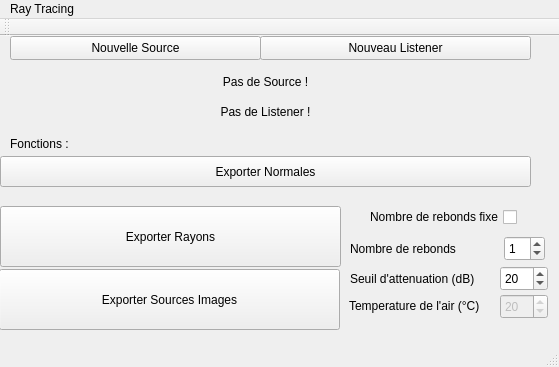
Qt form mainwindow.ui (DocGrobi/RayTracingCpp) before a commit.
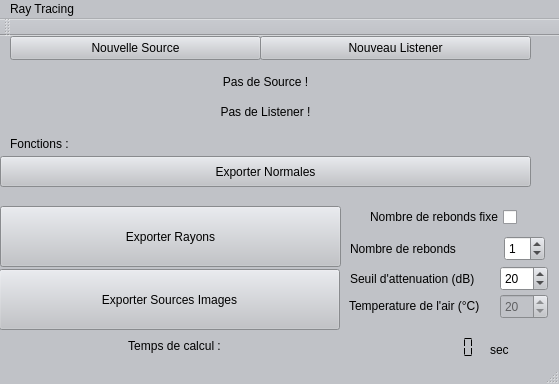
The same form after that commit.

Patch:
```diff
--- a/mainwindow.ui
+++ b/mainwindow.ui
@@ -7,9 +7,424 @@
     <x>0</x>
     <y>0</y>
     <width>559</width>
-    <height>367</height>
+    <height>384</height>
    </rect>
   </property>
+  <property name="palette">
+   <palette>
+    <active>
+     <colorrole role="WindowText">
+      <brush brushstyle="SolidPattern">
+       <color alpha="255">
+        <red>0</red>
+        <green>0</green>
+        <blue>0</blue>
+       </color>
+      </brush>
+     </colorrole>
+     <colorrole role="Button">
+      <brush brushstyle="SolidPattern">
+       <color alpha="255">
+        <red>192</red>
+        <green>194</green>
+        <blue>199</blue>
+       </color>
+      </brush>
+     </colorrole>
+     <colorrole role="Light">
+      <brush brushstyle="SolidPattern">
+       <color alpha="255">
+        <red>255</red>
+        <green>255</green>
+        <blue>255</blue>
+       </color>
+      </brush>
+     </colorrole>
+     <colorrole role="Midlight">
+      <brush brushstyle="SolidPattern">
+       <color alpha="255">
+        <red>223</red>
+        <green>224</green>
+        <blue>227</blue>
+       </color>
+      </brush>
+     </colorrole>
+     <colorrole role="Dark">
+      <brush brushstyle="SolidPattern">
+       <color alpha="255">
+        <red>96</red>
+        <green>97</green>
+        <blue>99</blue>
+       </color>
+      </brush>
+     </colorrole>
+     <colorrole role="Mid">
+      <brush brushstyle="SolidPattern">
+       <color alpha="255">
+        <red>128</red>
+        <green>129</green>
+        <blue>132</blue>
+       </color>
+      </brush>
+     </colorrole>
+     <colorrole role="Text">
+      <brush brushstyle="SolidPattern">
+       <color alpha="255">
+        <red>0</red>
+        <green>0</green>
+        <blue>0</blue>
+       </color>
+      </brush>
+     </colorrole>
+     <colorrole role="BrightText">
+      <brush brushstyle="SolidPattern">
+       <color alpha="255">
+        <red>255</red>
+        <green>255</green>
+        <blue>255</blue>
+       </color>
+      </brush>
+     </colorrole>
+     <colorrole role="ButtonText">
+      <brush brushstyle="SolidPattern">
+       <color alpha="255">
+        <red>0</red>
+        <green>0</green>
+        <blue>0</blue>
+       </color>
+      </brush>
+     </colorrole>
+     <colorrole role="Base">
+      <brush brushstyle="SolidPattern">
+       <color alpha="255">
+        <red>255</red>
+        <green>255</green>
+        <blue>255</blue>
+       </color>
+      </brush>
+     </colorrole>
+     <colorrole role="Window">
+      <brush brushstyle="SolidPattern">
+       <color alpha="255">
+        <red>192</red>
+        <green>194</green>
+        <blue>199</blue>
+       </color>
+      </brush>
+     </colorrole>
+     <colorrole role="Shadow">
+      <brush brushstyle="SolidPattern">
+       <color alpha="255">
+        <red>0</red>
+        <green>0</green>
+        <blue>0</blue>
+       </color>
+      </brush>
+     </colorrole>
+     <colorrole role="AlternateBase">
+      <brush brushstyle="SolidPattern">
+       <color alpha="255">
+        <red>223</red>
+        <green>224</green>
+        <blue>227</blue>
+       </color>
+      </brush>
+     </colorrole>
+     <colorrole role="ToolTipBase">
+      <brush brushstyle="SolidPattern">
+       <color alpha="255">
+        <red>255</red>
+        <green>255</green>
+        <blue>220</blue>
+       </color>
+      </brush>
+     </colorrole>
+     <colorrole role="ToolTipText">
+      <brush brushstyle="SolidPattern">
+       <color alpha="255">
+        <red>0</red>
+        <green>0</green>
+        <blue>0</blue>
+       </color>
+      </brush>
+     </colorrole>
+    </active>
+    <inactive>
+     <colorrole role="WindowText">
+      <brush brushstyle="SolidPattern">
+       <color alpha="255">
+        <red>0</red>
+        <green>0</green>
+        <blue>0</blue>
+       </color>
+      </brush>
+     </colorrole>
+     <colorrole role="Button">
+      <brush brushstyle="SolidPattern">
+       <color alpha="255">
+        <red>192</red>
+        <green>194</green>
+        <blue>199</blue>
+       </color>
+      </brush>
+     </colorrole>
+     <colorrole role="Light">
+      <brush brushstyle="SolidPattern">
+       <color alpha="255">
+        <red>255</red>
+        <green>255</green>
+        <blue>255</blue>
+       </color>
+      </brush>
+     </colorrole>
+     <colorrole role="Midlight">
+      <brush brushstyle="SolidPattern">
+       <color alpha="255">
+        <red>223</red>
+        <green>224</green>
+        <blue>227</blue>
+       </color>
+      </brush>
+     </colorrole>
+     <colorrole role="Dark">
+      <brush brushstyle="SolidPattern">
+       <color alpha="255">
+        <red>96</red>
+        <green>97</green>
+        <blue>99</blue>
+       </color>
+      </brush>
+     </colorrole>
+     <colorrole role="Mid">
+      <brush brushstyle="SolidPattern">
+       <color alpha="255">
+        <red>128</red>
+        <green>129</green>
+        <blue>132</blue>
+       </color>
+      </brush>
+     </colorrole>
+     <colorrole role="Text">
+      <brush brushstyle="SolidPattern">
+       <color alpha="255">
+        <red>0</red>
+        <green>0</green>
+        <blue>0</blue>
+       </color>
+      </brush>
+     </colorrole>
+     <colorrole role="BrightText">
+      <brush brushstyle="SolidPattern">
+       <color alpha="255">
+        <red>255</red>
+        <green>255</green>
+        <blue>255</blue>
+       </color>
+      </brush>
+     </colorrole>
+     <colorrole role="ButtonText">
+      <brush brushstyle="SolidPattern">
+       <color alpha="255">
+        <red>0</red>
+        <green>0</green>
+        <blue>0</blue>
+       </color>
+      </brush>
+     </colorrole>
+     <colorrole role="Base">
+      <brush brushstyle="SolidPattern">
+       <color alpha="255">
+        <red>255</red>
+        <green>255</green>
+        <blue>255</blue>
+       </color>
+      </brush>
+     </colorrole>
+     <colorrole role="Window">
+      <brush brushstyle="SolidPattern">
+       <color alpha="255">
+        <red>192</red>
+        <green>194</green>
+        <blue>199</blue>
+       </color>
+      </brush>
+     </colorrole>
+     <colorrole role="Shadow">
+      <brush brushstyle="SolidPattern">
+       <color alpha="255">
+        <red>0</red>
+        <green>0</green>
+        <blue>0</blue>
+       </color>
+      </brush>
+     </colorrole>
+     <colorrole role="AlternateBase">
+      <brush brushstyle="SolidPattern">
+       <color alpha="255">
+        <red>223</red>
+        <green>224</green>
+        <blue>227</blue>
+       </color>
+      </brush>
+     </colorrole>
+     <colorrole role="ToolTipBase">
+      <brush brushstyle="SolidPattern">
+       <color alpha="255">
+        <red>255</red>
+        <green>255</green>
+        <blue>220</blue>
+       </color>
+      </brush>
+     </colorrole>
+     <colorrole role="ToolTipText">
+      <brush brushstyle="SolidPattern">
+       <color alpha="255">
+        <red>0</red>
+        <green>0</green>
+        <blue>0</blue>
+       </color>
+      </brush>
+     </colorrole>
+    </inactive>
+    <disabled>
+     <colorrole role="WindowText">
+      <brush brushstyle="SolidPattern">
+       <color alpha="255">
+        <red>96</red>
+        <green>97</green>
+        <blue>99</blue>
+       </color>
+      </brush>
+     </colorrole>
+     <colorrole role="Button">
+      <brush brushstyle="SolidPattern">
+       <color alpha="255">
+        <red>192</red>
+        <green>194</green>
+        <blue>199</blue>
+       </color>
+      </brush>
+     </colorrole>
+     <colorrole role="Light">
+      <brush brushstyle="SolidPattern">
+       <color alpha="255">
+        <red>255</red>
+        <green>255</green>
+        <blue>255</blue>
+       </color>
+      </brush>
+     </colorrole>
+     <colorrole role="Midlight">
+      <brush brushstyle="SolidPattern">
+       <color alpha="255">
+        <red>223</red>
+        <green>224</green>
+        <blue>227</blue>
+       </color>
+      </brush>
+     </colorrole>
+     <colorrole role="Dark">
+      <brush brushstyle="SolidPattern">
+       <color alpha="255">
+        <red>96</red>
+        <green>97</green>
+        <blue>99</blue>
+       </color>
+      </brush>
+     </colorrole>
+     <colorrole role="Mid">
+      <brush brushstyle="SolidPattern">
+       <color alpha="255">
+        <red>128</red>
+        <green>129</green>
+        <blue>132</blue>
+       </color>
+      </brush>
+     </colorrole>
+     <colorrole role="Text">
+      <brush brushstyle="SolidPattern">
+       <color alpha="255">
+        <red>96</red>
+        <green>97</green>
+        <blue>99</blue>
+       </color>
+      </brush>
+     </colorrole>
+     <colorrole role="BrightText">
+      <brush brushstyle="SolidPattern">
+       <color alpha="255">
+        <red>255</red>
+        <green>255</green>
+        <blue>255</blue>
+       </color>
+      </brush>
+     </colorrole>
+     <colorrole role="ButtonText">
+      <brush brushstyle="SolidPattern">
+       <color alpha="255">
+        <red>96</red>
+        <green>97</green>
+        <blue>99</blue>
+       </color>
+      </brush>
+     </colorrole>
+     <colorrole role="Base">
+      <brush brushstyle="SolidPattern">
+       <color alpha="255">
+        <red>192</red>
+        <green>194</green>
+        <blue>199</blue>
+       </color>
+      </brush>
+     </colorrole>
+     <colorrole role="Window">
+      <brush brushstyle="SolidPattern">
+       <color alpha="255">
+        <red>192</red>
+        <green>194</green>
+        <blue>199</blue>
+       </color>
+      </brush>
+     </colorrole>
+     <colorrole role="Shadow">
+      <brush brushstyle="SolidPattern">
+       <color alpha="255">
+        <red>0</red>
+        <green>0</green>
+        <blue>0</blue>
+       </color>
+      </brush>
+     </colorrole>
+     <colorrole role="AlternateBase">
+      <brush brushstyle="SolidPattern">
+       <color alpha="255">
+        <red>192</red>
+        <green>194</green>
+        <blue>199</blue>
+       </color>
+      </brush>
+     </colorrole>
+     <colorrole role="ToolTipBase">
+      <brush brushstyle="SolidPattern">
+       <color alpha="255">
+        <red>255</red>
+        <green>255</green>
+        <blue>220</blue>
+       </color>
+      </brush>
+     </colorrole>
+     <colorrole role="ToolTipText">
+      <brush brushstyle="SolidPattern">
+       <color alpha="255">
+        <red>0</red>
+        <green>0</green>
+        <blue>0</blue>
+       </color>
+      </brush>
+     </colorrole>
+    </disabled>
+   </palette>
+  </property>
   <property name="windowTitle">
    <string>Ray Tracing</string>
   </property>
@@ -278,6 +693,66 @@
      <string>Exporter Sources Images</string>
     </property>
    </widget>
+   <widget class="QLabel" name="label_tpsCalcul">
+    <property name="geometry">
+     <rect>
+      <x>9</x>
+      <y>300</y>
+      <width>331</width>
+      <height>20</height>
+     </rect>
+    </property>
+    <property name="text">
+     <string>Temps de calcul :</string>
+    </property>
+    <property name="alignment">
+     <set>Qt::AlignCenter</set>
+    </property>
+   </widget>
+   <widget class="QLCDNumber" name="lcd_timer">
+    <property name="geometry">
+     <rect>
+      <x>350</x>
+      <y>300</y>
+      <width>131</width>
+      <height>23</height>
+     </rect>
+    </property>
+    <property name="autoFillBackground">
+     <bool>true</bool>
+    </property>
+    <property name="frameShape">
+     <enum>QFrame::NoFrame</enum>
+    </property>
+    <property name="smallDecimalPoint">
+     <bool>true</bool>
+    </property>
+    <property name="digitCount">
+     <number>10</number>
+    </property>
+    <property name="segmentStyle">
+     <enum>QLCDNumber::Flat</enum>
+    </property>
+    <property name="value" stdset="0">
+     <double>0.000000000000000</double>
+    </property>
+    <property name="intValue" stdset="0">
+     <number>0</number>
+    </property>
+   </widget>
+   <widget class="QLabel" name="label_sec">
+    <property name="geometry">
+     <rect>
+      <x>490</x>
+      <y>306</y>
+      <width>31</width>
+      <height>16</height>
+     </rect>
+    </property>
+    <property name="text">
+     <string>sec</string>
+    </property>
+   </widget>
   </widget>
   <widget class="QMenuBar" name="menuBar">
    <property name="geometry">
```
